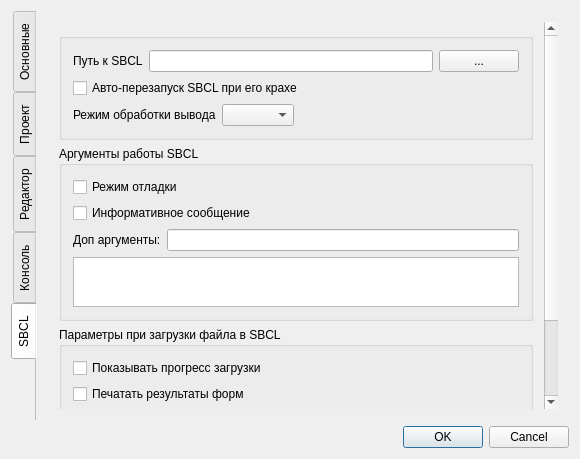
Before: the Qt Designer form src/ui/dialogs/settings_dialog.ui in SerZok/LIDE, drawn with Qt 5.
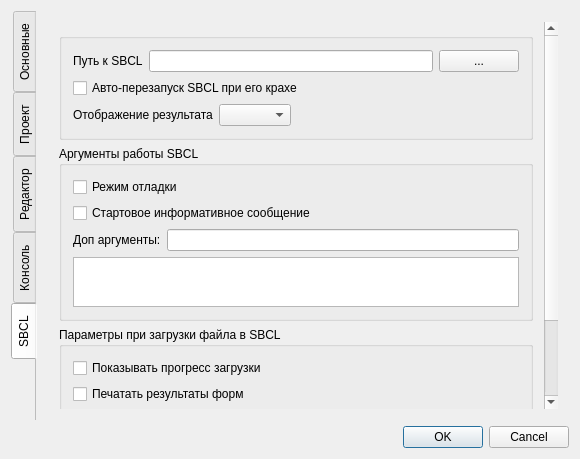
After: the same form once the commit is applied. The open tabs and pages were chosen to show the change.

```diff
--- a/src/ui/dialogs/settings_dialog.ui
+++ b/src/ui/dialogs/settings_dialog.ui
@@ -532,8 +532,8 @@
            <rect>
             <x>0</x>
             <y>0</y>
-            <width>503</width>
-            <height>468</height>
+            <width>502</width>
+            <height>503</height>
            </rect>
           </property>
           <layout class="QGridLayout" name="gridLayout_13">
@@ -601,7 +601,7 @@
                    </sizepolicy>
                   </property>
                   <property name="text">
-                   <string>Режим обработки вывода</string>
+                   <string>Отображение результата</string>
                   </property>
                  </widget>
                 </item>
@@ -649,7 +649,7 @@
               <item row="1" column="0" colspan="2">
                <widget class="QCheckBox" name="sbcl_no_inform_checkBox">
                 <property name="text">
-                 <string>Информативное сообщение</string>
+                 <string>Стартовое информативное сообщение</string>
                 </property>
                </widget>
               </item>
```
Left out of the diff: 2 changed lines with no effect on the pictures.
